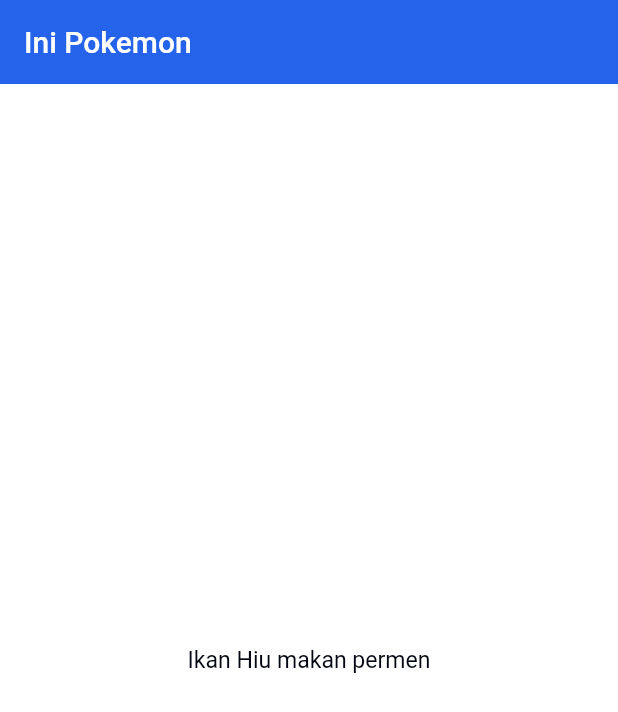
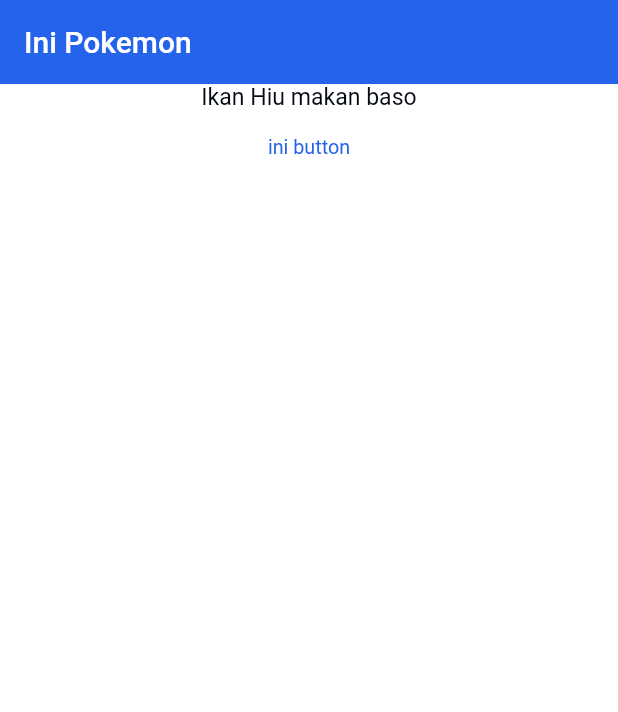
Before and after one commit to rogersovich/flutter_pokemon_pokedex, a Flutter app: the screen it shows after launch, on a phone screen of 412 x 824 dp. Shown: the top 712 px of the screen. Run offline on Flutter 3.47's test engine with Material 2 defaults, Android fonts, the phone set to English and light mode, and no system bars; our stand-ins replace hexcolor; Roboto replaces fonts that are missing (Roboto-Regular).

Commit message:
[UPDATE] Add widget global text button (ND)

```diff
--- a/lib/features/pokedex/screens/pokedex_body.dart
+++ b/lib/features/pokedex/screens/pokedex_body.dart
@@ -13,9 +13,14 @@
 class _PokedexBodyState extends State<PokedexBody> {
   @override
   Widget build(BuildContext context) {
-    return Center(
-      child:
-          builTextNormal(context, 'Ikan Hiu makan permen', color: kBlackColor),
+    return Column(
+      children: [
+        Center(
+          child: builTextNormal(context, 'Ikan Hiu makan baso',
+              color: kBlackColor),
+        ),
+        buildButton(context, 'ini button')
+      ],
     );
   }
 }
--- a/lib/utils/widget_util.dart
+++ b/lib/utils/widget_util.dart
@@ -1,4 +1,5 @@
 import 'package:flutter/material.dart';
+import 'package:flutter_pokemon_pokedex/constants/color_constant.dart';
 
 import '../size_config.dart';
 
@@ -11,7 +12,7 @@
           fontSize: getProportionateScreenHeight(context, fontSize)));
 }
 
-Image buildimages(BuildContext context, String url,
+Image buildImages(BuildContext context, String url,
     {double width = 50, double height = 50}) {
   return Image.asset(
     url,
@@ -19,3 +20,49 @@
     height: getProportionateScreenHeight(context, height),
   );
 }
+
+ButtonStyle flatButtonStyle(
+    BuildContext context,
+    bool block,
+    double width,
+    double height,
+    double fontSize,
+    Color color,
+    double px,
+    double py,
+    double rounded) {
+  return TextButton.styleFrom(
+    foregroundColor: color,
+    minimumSize: block ? Size.fromHeight(height) : Size(width, height),
+    textStyle: TextStyle(fontSize: fontSize),
+    padding: EdgeInsets.symmetric(horizontal: px, vertical: py),
+    shape: RoundedRectangleBorder(
+      borderRadius: BorderRadius.all(Radius.circular(rounded)),
+    ),
+  );
+}
+
+TextButton buildButton(BuildContext context, String text,
+    {double rounded = 3,
+    bool block = false,
+    double width = 60,
+    double height = 30,
+    double fontSize = 12,
+    Color? color,
+    EdgeInsets padding =
+        const EdgeInsets.symmetric(horizontal: 8, vertical: 4)}) {
+  return TextButton(
+    onPressed: () {},
+    style: flatButtonStyle(
+        context,
+        block,
+        getProportionateScreenHeight(context, width),
+        getProportionateScreenHeight(context, height),
+        getProportionateScreenHeight(context, fontSize),
+        color == null ? kPrimaryColor : Colors.blue,
+        getProportionateScreenHeight(context, padding.horizontal),
+        getProportionateScreenHeight(context, padding.vertical),
+        getProportionateScreenHeight(context, rounded)),
+    child: Text(text),
+  );
+}
```
